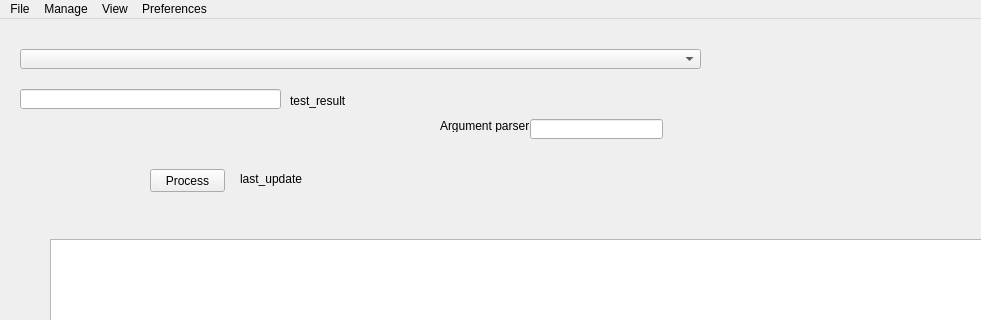
First picture: the form in checkfrench/ui/mainwindow/mainwindow.ui, repository Silous888/RawTextCheck, before the edit; both pictures show x 0 to 981 and y 0 to 320 of the 1193 by 858 pixel window.
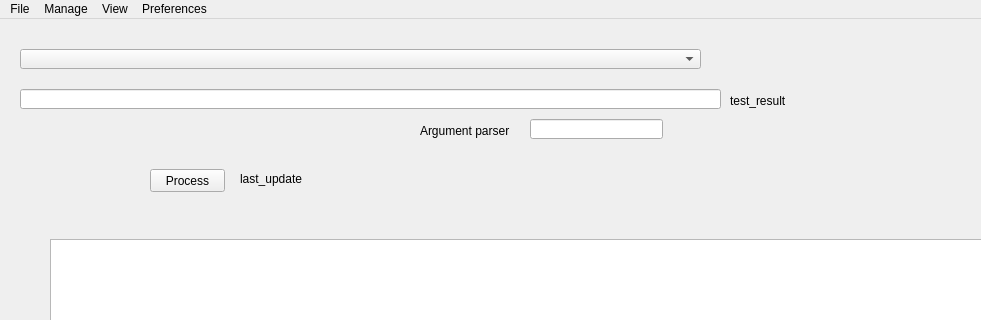
Second picture: the form after the edit. Custom widgets are drawn as their Qt base class.

```diff
--- a/checkfrench/ui/mainwindow/mainwindow.ui
+++ b/checkfrench/ui/mainwindow/mainwindow.ui
@@ -20,7 +20,7 @@
    <widget class="QLabel" name="label_fileOpened">
     <property name="geometry">
      <rect>
-      <x>290</x>
+      <x>730</x>
       <y>70</y>
       <width>111</width>
       <height>23</height>
@@ -43,10 +43,10 @@
    <widget class="QLabel" name="label_argument">
     <property name="geometry">
      <rect>
-      <x>440</x>
+      <x>420</x>
       <y>100</y>
       <width>102</width>
-      <height>13</height>
+      <height>23</height>
      </rect>
     </property>
     <property name="text">
@@ -58,7 +58,7 @@
      <rect>
       <x>20</x>
       <y>70</y>
-      <width>261</width>
+      <width>701</width>
       <height>20</height>
      </rect>
     </property>
```
Left out of the diff: 3 changed lines with no effect on the pictures.
